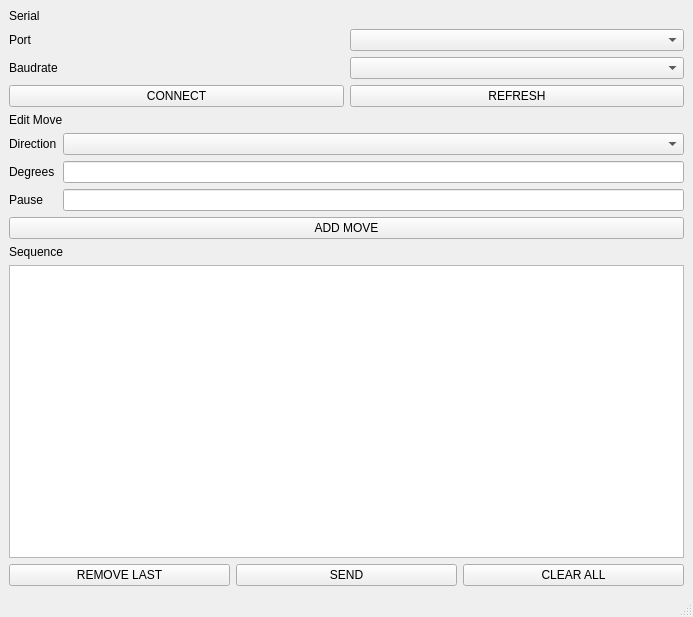
The window that p3interface/stepper_gui.ui (yjmantilla/digitales-3) describes before a commit, drawn with Qt 5.
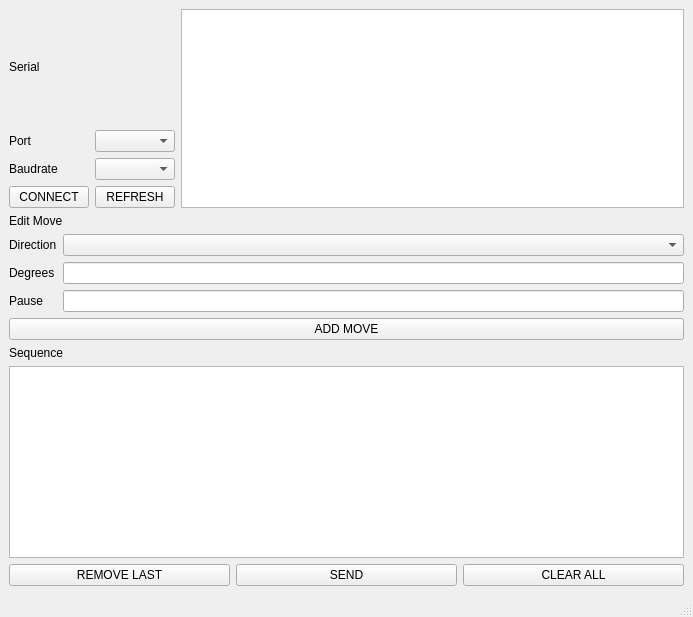
The same window after the commit.

Diff of the .ui file:
```diff
--- a/p3interface/stepper_gui.ui
+++ b/p3interface/stepper_gui.ui
@@ -16,6 +16,8 @@
   <widget class="QWidget" name="centralwidget">
    <layout class="QVBoxLayout" name="verticalLayout_6">
     <item>
+     <layout class="QHBoxLayout" name="horizontalLayout_3">
+      <item>
      <layout class="QVBoxLayout" name="verticalLayout_3">
       <item>
        <widget class="QLabel" name="label_3">
@@ -59,6 +61,9 @@
           <property name="text">
            <string>CONNECT</string>
           </property>
+            <property name="checkable">
+             <bool>true</bool>
+            </property>
          </widget>
         </item>
         <item>
@@ -73,6 +78,11 @@
      </layout>
     </item>
     <item>
+       <widget class="QTextBrowser" name="textBrowser_terminal"/>
+      </item>
+     </layout>
+    </item>
+    <item>
      <layout class="QVBoxLayout" name="verticalLayout_5">
       <item>
        <widget class="QLabel" name="label">
@@ -142,7 +152,11 @@
        </widget>
       </item>
       <item>
-       <widget class="QTextBrowser" name="textBrowser_sequence"/>
+       <widget class="QTableView" name="tableView_sequence">
+        <property name="editTriggers">
+         <set>QAbstractItemView::NoEditTriggers</set>
+        </property>
+       </widget>
       </item>
       <item>
        <layout class="QHBoxLayout" name="horizontalLayout">
```
Lines whose indentation alone changed are shown as unchanged.
